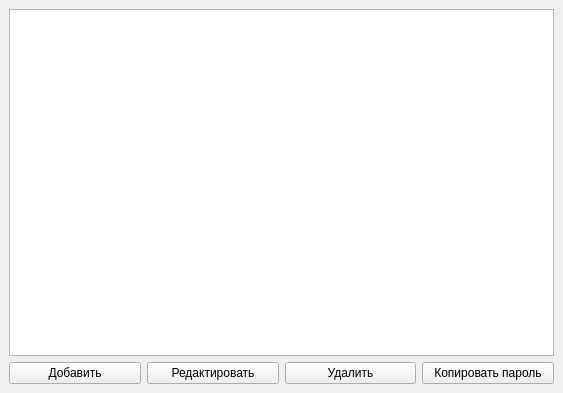
Old version of the form ui/main_window.ui in the repository andrei27062010-blip/password-manager-pyqt.
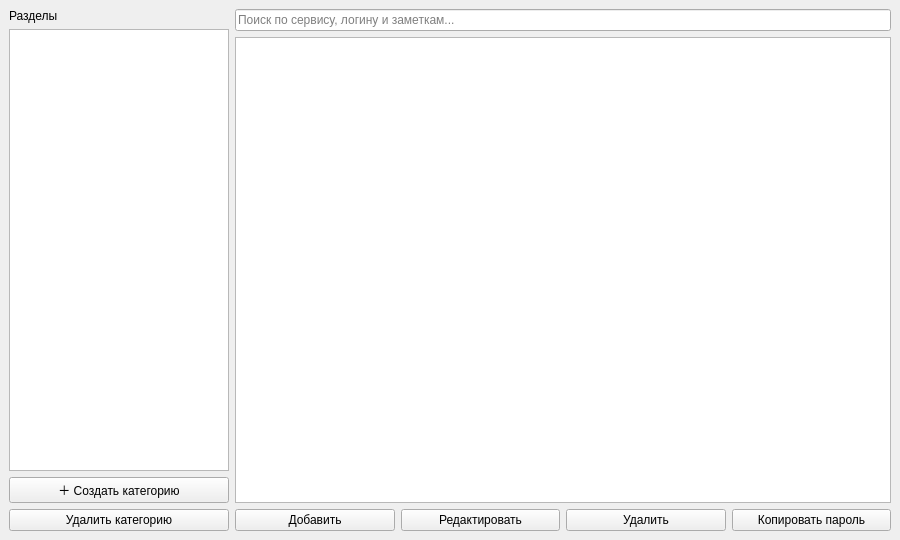
New version of the form.

Commit message: Обновлена форма главного окна

The edit to the form file:
```diff
--- a/ui/main_window.ui
+++ b/ui/main_window.ui
@@ -3,82 +3,34 @@
  <class>MainWindow</class>
  <widget class="QMainWindow" name="MainWindow">
   <property name="geometry">
-   <rect>
-    <x>0</x>
-    <y>0</y>
-    <width>563</width>
-    <height>393</height>
-   </rect>
+   <rect><x>0</x><y>0</y><width>900</width><height>540</height></rect>
   </property>
-  <property name="sizePolicy">
-   <sizepolicy hsizetype="Expanding" vsizetype="Expanding">
-    <horstretch>0</horstretch>
-    <verstretch>0</verstretch>
-   </sizepolicy>
-  </property>
-  <property name="windowTitle">
-   <string>MainWindow</string>
-  </property>
-  <property name="iconSize">
-   <size>
-    <width>24</width>
-    <height>24</height>
-   </size>
-  </property>
+  <property name="windowTitle"><string>Менеджер паролей</string></property>
   <widget class="QWidget" name="centralwidget">
-   <property name="sizePolicy">
-    <sizepolicy hsizetype="Expanding" vsizetype="Expanding">
-     <horstretch>0</horstretch>
-     <verstretch>0</verstretch>
-    </sizepolicy>
-   </property>
-   <layout class="QVBoxLayout" name="verticalLayout_3">
+   <layout class="QHBoxLayout" name="main_layout">
     <item>
-     <layout class="QVBoxLayout" name="verticalLayout_2" stretch="1,0">
+     <layout class="QVBoxLayout" name="sidebar_layout">
+      <item><widget class="QLabel" name="sidebar_title"><property name="text"><string>Разделы</string></property></widget></item>
       <item>
-       <widget class="QTableWidget" name="passwords_table">
-        <property name="sizePolicy">
-         <sizepolicy hsizetype="Expanding" vsizetype="Expanding">
-          <horstretch>0</horstretch>
-          <verstretch>0</verstretch>
-         </sizepolicy>
-        </property>
+       <widget class="QListWidget" name="category_list">
+        <property name="minimumSize"><size><width>160</width><height>0</height></size></property>
+        <property name="maximumSize"><size><width>220</width><height>16777215</height></size></property>
        </widget>
       </item>
+      <item><widget class="QPushButton" name="add_category_button"><property name="text"><string>＋ Создать категорию</string></property></widget></item>
+      <item><widget class="QPushButton" name="delete_category_button"><property name="text"><string>Удалить категорию</string></property></widget></item>
+     </layout>
+    </item>
+    <item>
+     <layout class="QVBoxLayout" name="content_layout">
+      <item><widget class="QLineEdit" name="search_input"><property name="placeholderText"><string>Поиск по сервису, логину и заметкам...</string></property></widget></item>
+      <item><widget class="QTableWidget" name="passwords_table"/></item>
       <item>
-       <layout class="QVBoxLayout" name="verticalLayout">
-        <item>
-         <layout class="QHBoxLayout" name="horizontalLayout">
-          <item>
-           <widget class="QPushButton" name="add_button">
-            <property name="text">
-             <string>Добавить</string>
-            </property>
-           </widget>
-          </item>
-          <item>
-           <widget class="QPushButton" name="edit_button">
-            <property name="text">
-             <string>Редактировать</string>
-            </property>
-           </widget>
-          </item>
-          <item>
-           <widget class="QPushButton" name="delete_button">
-            <property name="text">
-             <string>Удалить</string>
-            </property>
-           </widget>
-          </item>
-          <item>
-           <widget class="QPushButton" name="copy_password_button">
-            <property name="text">
-             <string>Копировать пароль</string>
-            </property>
-           </widget>
-          </item>
-         </layout>
-        </item>
+       <layout class="QHBoxLayout" name="buttons_layout">
+        <item><widget class="QPushButton" name="add_button"><property name="text"><string>Добавить</string></property></widget></item>
+        <item><widget class="QPushButton" name="edit_button"><property name="text"><string>Редактировать</string></property></widget></item>
+        <item><widget class="QPushButton" name="delete_button"><property name="text"><string>Удалить</string></property></widget></item>
+        <item><widget class="QPushButton" name="copy_password_button"><property name="text"><string>Копировать пароль</string></property></widget></item>
        </layout>
       </item>
      </layout>
```
